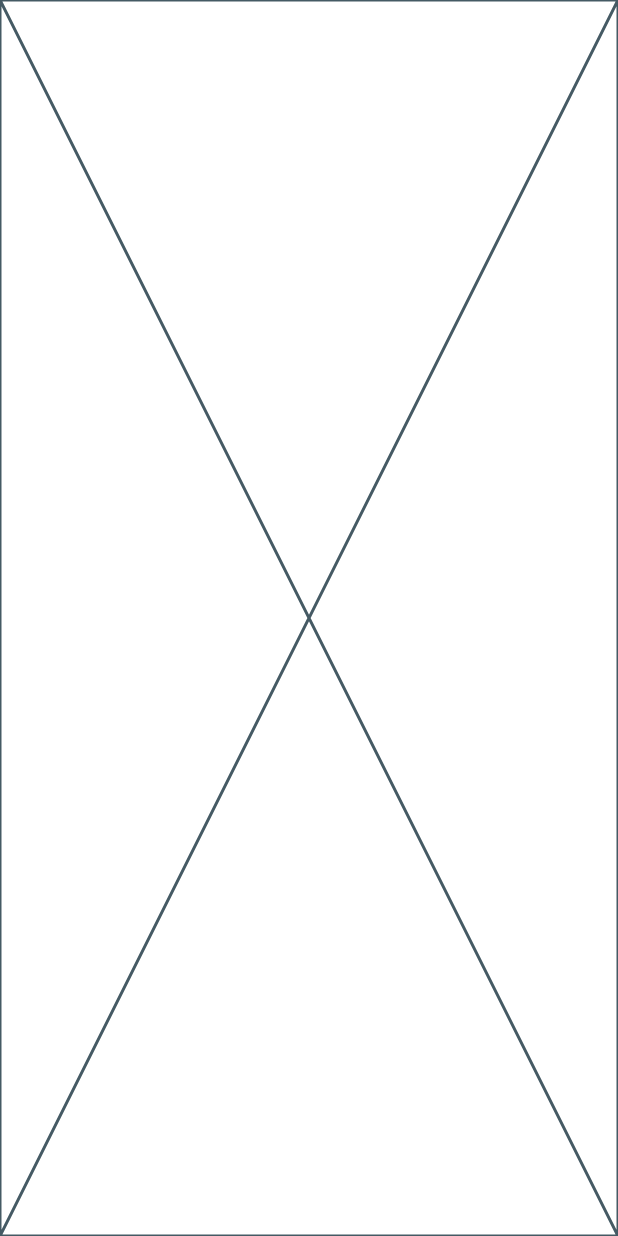
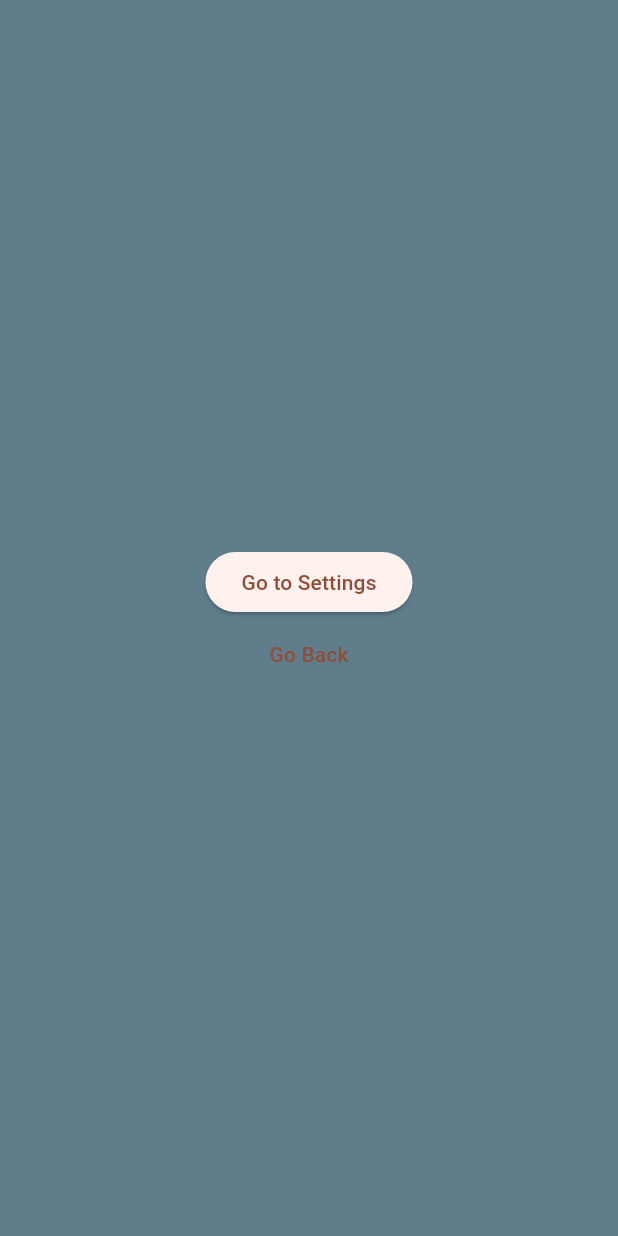
Before and after one commit to we-mohd-i001/todo_app, a Flutter app: the screen it shows after launch, on a phone screen of 412 x 824 dp. Run offline on Flutter 3.47's test engine with Material 2 defaults, Android fonts, the phone set to English and light mode, and no system bars; our stand-ins replace go_router.

Commit message:
Added route
- routes
- navigator key
- two roots 1. settings, 2. start (dummy)
- route observer (NavigatorObserver)

```diff
--- a/lib/application/app/basic_app.dart
+++ b/lib/application/app/basic_app.dart
@@ -1,10 +1,28 @@
 import 'package:flutter/material.dart';
+import 'package:flutter_localizations/flutter_localizations.dart';
+import 'package:todo_app/application/core/routes.dart';
 
 class BasicApp extends StatelessWidget {
   const BasicApp({super.key});
 
   @override
   Widget build(BuildContext context) {
-    return const Placeholder();
+    return MaterialApp.router(
+      title: 'Todo App',
+      localizationsDelegates: const [
+        ...GlobalMaterialLocalizations.delegates,
+        GlobalWidgetsLocalizations.delegate,
+      ],
+      themeMode: ThemeMode.system,
+      theme: ThemeData.from(
+        useMaterial3: true,
+        colorScheme: ColorScheme.fromSeed(seedColor: Colors.deepOrange),
+      ),
+      darkTheme: ThemeData.from(
+        useMaterial3: true,
+        colorScheme: ColorScheme.fromSeed(seedColor: Colors.deepOrange),
+      ),
+      routerConfig: routes,
+    );
   }
 }
--- /dev/null
+++ b/lib/application/core/go_router_observer.dart
@@ -0,0 +1,26 @@
+import 'package:flutter/material.dart';
+
+class GoRouterObserver extends NavigatorObserver {
+  @override
+  void didPop(Route route, Route? previousRoute) {
+    debugPrint('didPop: ${route.settings.name}');
+  }
+
+  @override
+  void didPush(Route route, Route? previousRoute) {
+    debugPrint('didPush: ${route.settings.name} previousRoute: ${previousRoute
+        ?.settings.name}');
+  }
+
+  @override
+  void didRemove(Route route, Route? previousRoute) {
+    debugPrint('didRemove: ${route.settings.name} previousRoute: ${previousRoute
+        ?.settings.name}');
+  }
+
+  @override
+  void didReplace({Route? newRoute, Route? oldRoute}) {
+    debugPrint('didReplace: ${newRoute?.settings.name} oldRoute: ${oldRoute?.settings.name}');
+  }
+
+}
--- /dev/null
+++ b/lib/application/core/routes.dart
@@ -0,0 +1,68 @@
+import 'package:flutter/material.dart';
+import 'package:go_router/go_router.dart';
+import 'package:todo_app/application/core/go_router_observer.dart';
+
+final GlobalKey<NavigatorState> _rootNavigatorKey =
+    GlobalKey<NavigatorState>(debugLabel: 'root');
+
+final routes = GoRouter(
+    navigatorKey: _rootNavigatorKey,
+    initialLocation: '/home/start',
+    observers: [
+      GoRouterObserver()
+    ],
+    routes: [
+      GoRoute(
+          path: '/home/settings',
+          builder: (context, state) {
+            return Scaffold(
+              backgroundColor: Colors.amber,
+              body: Center(
+                child: Container(
+                  child: Column(
+                    children: [
+                      ElevatedButton(
+                        onPressed: () => context.push('/home/start'),
+                        child: const Text('Go to Start'),
+                      ),
+                      TextButton(
+                          onPressed: () {
+                            if (context.canPop()) {
+                              context.pop();
+                            } else {
+                              context.push('/home/start');
+                            }
+                          },
+                          child: const Text('Go Back'))
+                    ],
+                  ),
+                ),
+              ),
+            );
+          }),
+      GoRoute(
+          path: '/home/start',
+          builder: (context, state) {
+            return Container(
+              color: Colors.blueGrey,
+              child: Column(
+                mainAxisAlignment: MainAxisAlignment.center,
+                children: [
+                  ElevatedButton(
+                    onPressed: () => context.push('/home/settings'),
+                    child: const Text('Go to Settings'),
+                  ),
+                  TextButton(
+                      onPressed: () {
+                        if (context.canPop()) {
+                          context.pop();
+                        } else {
+                          context.push('/home/settings');
+                        }
+                      },
+                      child: const Text('Go Back'))
+                ],
+              ),
+            );
+          }),
+    ]);
--- a/pubspec.yaml
+++ b/pubspec.yaml
@@ -12,9 +12,10 @@ environment:
 dependencies:
   flutter:
     sdk: flutter
-
-
+  flutter_localizations:
+    sdk: flutter
   cupertino_icons: ^1.0.2
+  go_router: ^12.1.1
 
 dev_dependencies:
   flutter_test:
```
Also changed, not shown: pubspec.lock.
